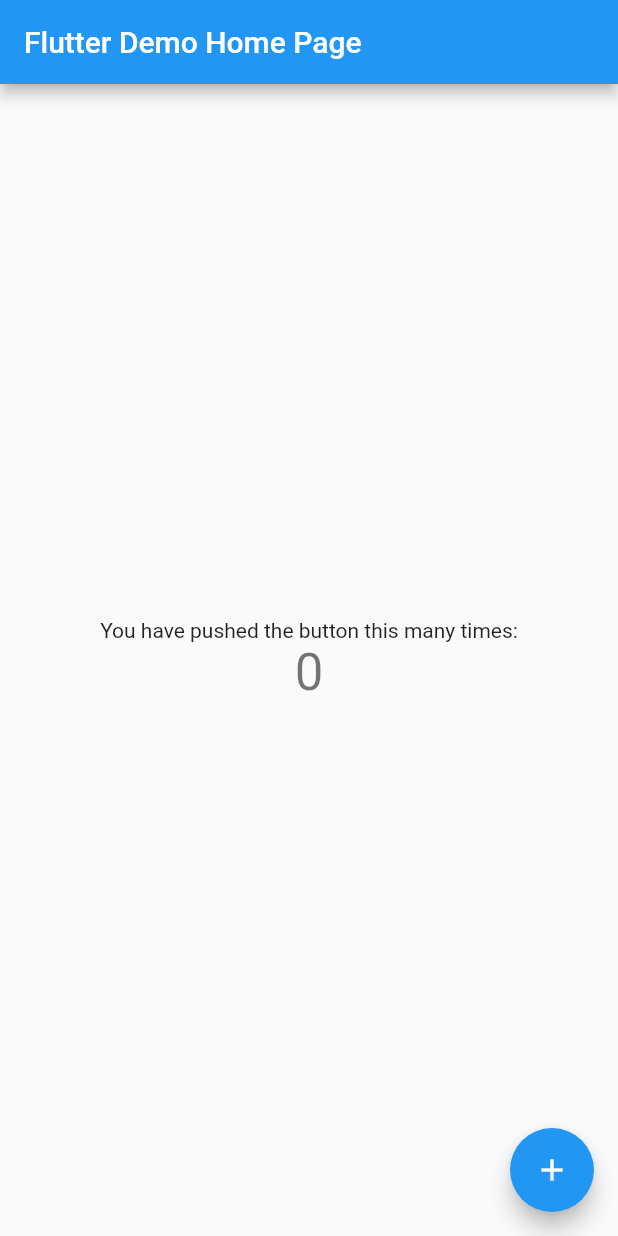
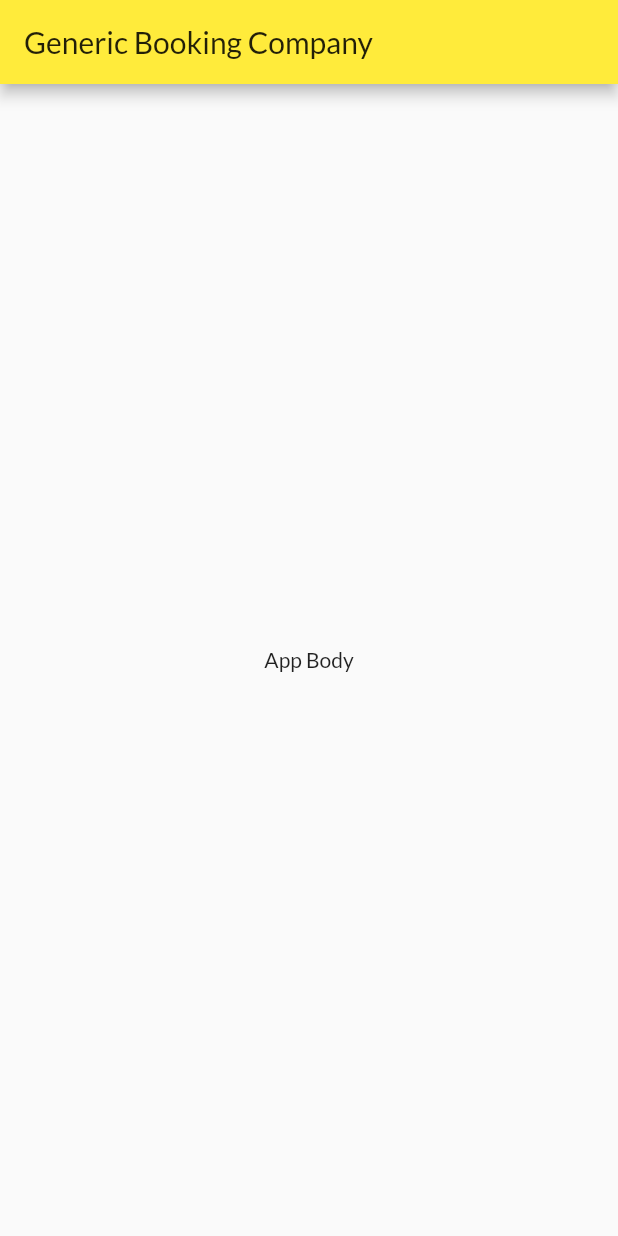
Before and after one commit to FloydWatson/bookingapp, a Flutter app: the screen it shows after launch, on a phone screen of 412 x 824 dp. Run offline on Flutter 3.47's test engine with Material 2 defaults, Android fonts, the phone set to English and light mode, and no system bars.

Commit message:
initial layout

```diff
--- a/lib/main.dart
+++ b/lib/main.dart
@@ -11,107 +11,27 @@ class MyApp extends StatelessWidget {
     return MaterialApp(
       title: 'Flutter Demo',
       theme: ThemeData(
-        // This is the theme of your application.
-        //
-        // Try running your application with "flutter run". You'll see the
-        // application has a blue toolbar. Then, without quitting the app, try
-        // changing the primarySwatch below to Colors.green and then invoke
-        // "hot reload" (press "r" in the console where you ran "flutter run",
-        // or simply save your changes to "hot reload" in a Flutter IDE).
-        // Notice that the counter didn't reset back to zero; the application
-        // is not restarted.
-        primarySwatch: Colors.blue,
-        // This makes the visual density adapt to the platform that you run
-        // the app on. For desktop platforms, the controls will be smaller and
-        // closer together (more dense) than on mobile platforms.
-        visualDensity: VisualDensity.adaptivePlatformDensity,
+        primarySwatch: Colors.yellow,
+        accentColor: Colors.purple,
+        fontFamily: 'Lato',
       ),
-      home: MyHomePage(title: 'Flutter Demo Home Page'),
+      home: Home(),
     );
   }
 }
 
-class MyHomePage extends StatefulWidget {
-  MyHomePage({Key key, this.title}) : super(key: key);
-
-  // This widget is the home page of your application. It is stateful, meaning
-  // that it has a State object (defined below) that contains fields that affect
-  // how it looks.
-
-  // This class is the configuration for the state. It holds the values (in this
-  // case the title) provided by the parent (in this case the App widget) and
-  // used by the build method of the State. Fields in a Widget subclass are
-  // always marked "final".
-
-  final String title;
-
-  @override
-  _MyHomePageState createState() => _MyHomePageState();
-}
-
-class _MyHomePageState extends State<MyHomePage> {
-  int _counter = 0;
-
-  void _incrementCounter() {
-    setState(() {
-      // This call to setState tells the Flutter framework that something has
-      // changed in this State, which causes it to rerun the build method below
-      // so that the display can reflect the updated values. If we changed
-      // _counter without calling setState(), then the build method would not be
-      // called again, and so nothing would appear to happen.
-      _counter++;
-    });
-  }
+class Home extends StatelessWidget {
+  const Home({Key key}) : super(key: key);
 
   @override
   Widget build(BuildContext context) {
-    // This method is rerun every time setState is called, for instance as done
-    // by the _incrementCounter method above.
-    //
-    // The Flutter framework has been optimized to make rerunning build methods
-    // fast, so that you can just rebuild anything that needs updating rather
-    // than having to individually change instances of widgets.
     return Scaffold(
       appBar: AppBar(
-        // Here we take the value from the MyHomePage object that was created by
-        // the App.build method, and use it to set our appbar title.
-        title: Text(widget.title),
+        title: Text('Generic Booking Company'),
       ),
       body: Center(
-        // Center is a layout widget. It takes a single child and positions it
-        // in the middle of the parent.
-        child: Column(
-          // Column is also a layout widget. It takes a list of children and
-          // arranges them vertically. By default, it sizes itself to fit its
-          // children horizontally, and tries to be as tall as its parent.
-          //
-          // Invoke "debug painting" (press "p" in the console, choose the
-          // "Toggle Debug Paint" action from the Flutter Inspector in Android
-          // Studio, or the "Toggle Debug Paint" command in Visual Studio Code)
-          // to see the wireframe for each widget.
-          //
-          // Column has various properties to control how it sizes itself and
-          // how it positions its children. Here we use mainAxisAlignment to
-          // center the children vertically; the main axis here is the vertical
-          // axis because Columns are vertical (the cross axis would be
-          // horizontal).
-          mainAxisAlignment: MainAxisAlignment.center,
-          children: <Widget>[
-            Text(
-              'You have pushed the button this many times:',
-            ),
-            Text(
-              '$_counter',
-              style: Theme.of(context).textTheme.headline4,
-            ),
-          ],
-        ),
+        child: Text('App Body'),
       ),
-      floatingActionButton: FloatingActionButton(
-        onPressed: _incrementCounter,
-        tooltip: 'Increment',
-        child: Icon(Icons.add),
-      ), // This trailing comma makes auto-formatting nicer for build methods.
     );
   }
 }
--- /dev/null
+++ b/lib/models/http_exception.dart
@@ -0,0 +1,11 @@
+class HttpException implements Exception { // inheriting exception. this is the default implementation
+  final String message;
+
+  HttpException(this.message);
+
+  @override
+  String toString() {
+    return message;
+    // return super.toString(); // Instance of HttpException
+  }
+}
```
Also changed, not shown: pubspec.yaml (+13 -7 lines), assets/fonts/Anton-Regular.ttf (added), assets/fonts/Lato-Bold.ttf (added), assets/fonts/Lato-Regular.ttf (added), pubspec.lock.
